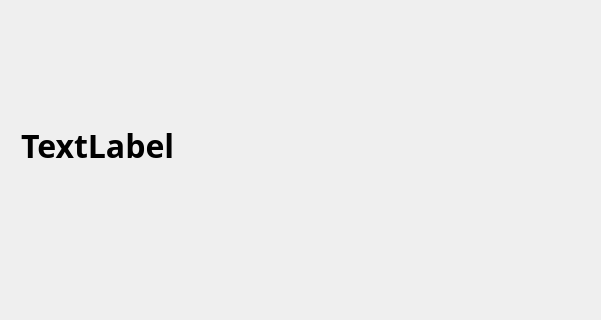
Above: SwitchPushButton/widget.ui from TommyZhang936/MyQTP before the change; both pictures show x 0 to 601 and y 280 to 600 of the 1000 by 600 pixel window. Below: the same form after it.
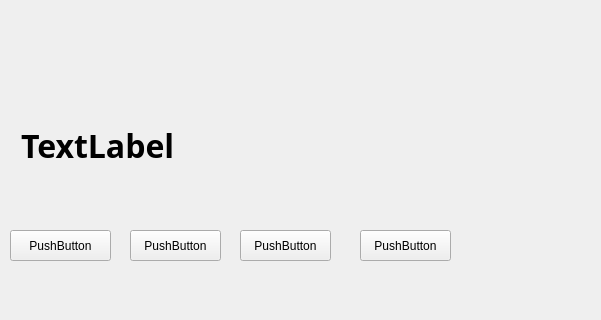
That is the form after the change. Custom widgets are drawn as their Qt base class.

What changed in the file:
```diff
--- a/SwitchPushButton/widget.ui
+++ b/SwitchPushButton/widget.ui
@@ -112,6 +112,58 @@
     <number>100</number>
    </property>
   </widget>
+  <widget class="QPushButton" name="pushButtonT1">
+   <property name="geometry">
+    <rect>
+     <x>10</x>
+     <y>510</y>
+     <width>101</width>
+     <height>31</height>
+    </rect>
+   </property>
+   <property name="text">
+    <string>PushButton</string>
+   </property>
+  </widget>
+  <widget class="QPushButton" name="pushButtonT2">
+   <property name="geometry">
+    <rect>
+     <x>130</x>
+     <y>510</y>
+     <width>91</width>
+     <height>31</height>
+    </rect>
+   </property>
+   <property name="text">
+    <string>PushButton</string>
+   </property>
+  </widget>
+  <widget class="QPushButton" name="pushButtonT3">
+   <property name="geometry">
+    <rect>
+     <x>240</x>
+     <y>510</y>
+     <width>91</width>
+     <height>31</height>
+    </rect>
+   </property>
+   <property name="text">
+    <string>PushButton</string>
+   </property>
+  </widget>
+  <widget class="QPushButton" name="pushButtonT4">
+   <property name="geometry">
+    <rect>
+     <x>360</x>
+     <y>510</y>
+     <width>91</width>
+     <height>31</height>
+    </rect>
+   </property>
+   <property name="text">
+    <string>PushButton</string>
+   </property>
+  </widget>
  </widget>
  <layoutdefault spacing="6" margin="11"/>
  <customwidgets>
```
Left out of the diff: 2 changed lines with no effect on the pictures.
